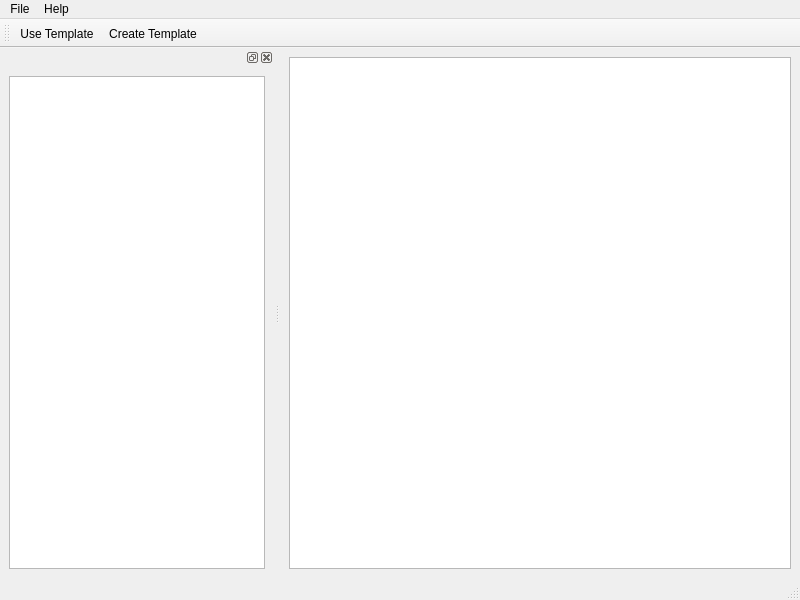
The window that mainwindow.ui (BlueQuartzSoftware/MetaForge) describes before a commit, drawn with Qt 5.
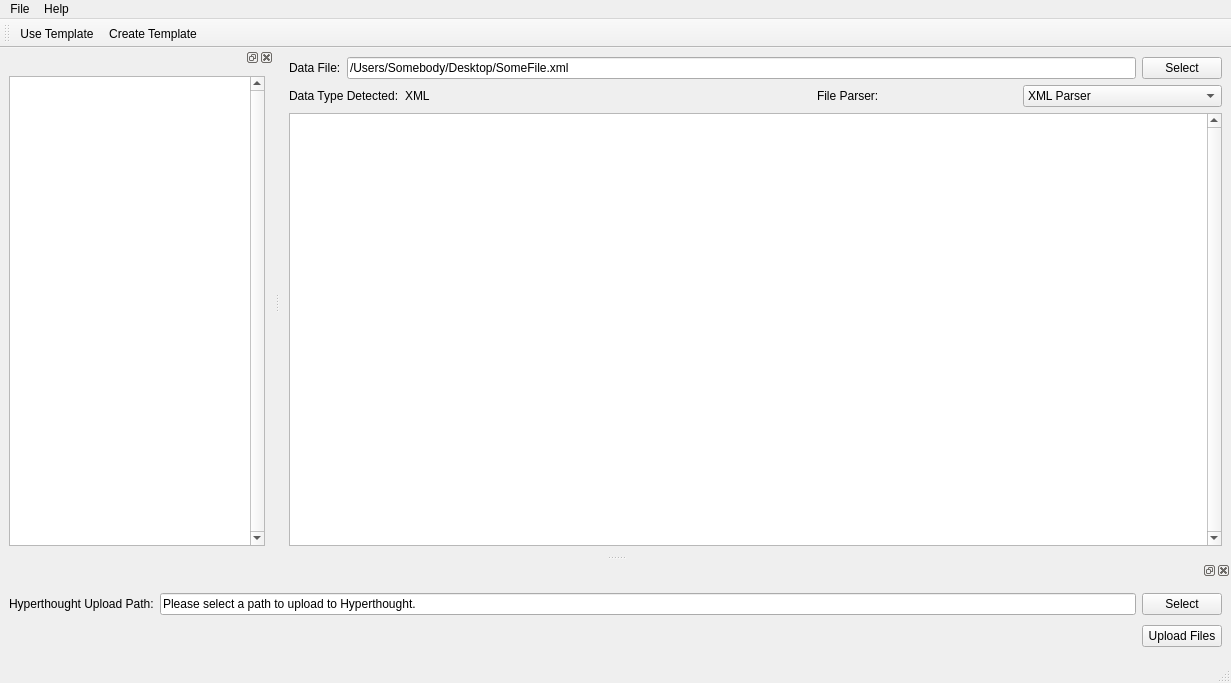
The same window after the commit.

Commit message: Populated the TableView with a TableModel and updated the Ui to look closer to specs.

What changed in the file:
```diff
--- a/mainwindow.ui
+++ b/mainwindow.ui
@@ -6,8 +6,8 @@
    <rect>
     <x>0</x>
     <y>0</y>
-    <width>800</width>
-    <height>600</height>
+    <width>1231</width>
+    <height>683</height>
    </rect>
   </property>
   <property name="windowTitle">
@@ -15,16 +15,98 @@
   </property>
   <widget class="QWidget" name="centralwidget">
    <layout class="QGridLayout" name="gridLayout">
-    <item row="0" column="0">
+    <item row="3" column="0">
      <widget class="QTableView" name="metadataTableView">
+      <property name="verticalScrollBarPolicy">
+       <enum>Qt::ScrollBarAlwaysOn</enum>
+      </property>
       <property name="alternatingRowColors">
        <bool>true</bool>
       </property>
       <attribute name="horizontalHeaderStretchLastSection">
-       <bool>true</bool>
+       <bool>false</bool>
       </attribute>
      </widget>
     </item>
+    <item row="0" column="0">
+     <layout class="QHBoxLayout" name="horizontalLayout_2">
+      <item>
+       <widget class="QLabel" name="dateFileLabel">
+        <property name="text">
+         <string>Data File:</string>
+        </property>
+       </widget>
+      </item>
+      <item>
+       <widget class="QLineEdit" name="datafileLineEdit">
+        <property name="text">
+         <string>/Users/Somebody/Desktop/SomeFile.xml </string>
+        </property>
+       </widget>
+      </item>
+      <item>
+       <widget class="QPushButton" name="dataFileSelect">
+        <property name="text">
+         <string>Select</string>
+        </property>
+       </widget>
+      </item>
+     </layout>
+    </item>
+    <item row="1" column="0">
+     <layout class="QHBoxLayout" name="horizontalLayout_3">
+      <item>
+       <widget class="QLabel" name="dataTypeLabel">
+        <property name="sizePolicy">
+         <sizepolicy hsizetype="Maximum" vsizetype="Preferred">
+          <horstretch>0</horstretch>
+          <verstretch>0</verstretch>
+         </sizepolicy>
+        </property>
+        <property name="text">
+         <string>Data Type Detected:</string>
+        </property>
+       </widget>
+      </item>
+      <item>
+       <widget class="QLabel" name="dataTypeText">
+        <property name="text">
+         <string>XML</string>
+        </property>
+       </widget>
+      </item>
+      <item>
+       <layout class="QHBoxLayout" name="horizontalLayout">
+        <item>
+         <widget class="QLabel" name="fileParserLabel">
+          <property name="text">
+           <string>File Parser:</string>
+          </property>
+         </widget>
+        </item>
+        <item>
+         <widget class="QComboBox" name="fileParserCombo">
+          <item>
+           <property name="text">
+            <string>XML Parser</string>
+           </property>
+          </item>
+          <item>
+           <property name="text">
+            <string>ANG Parser</string>
+           </property>
+          </item>
+          <item>
+           <property name="text">
+            <string>Custom Parser</string>
+           </property>
+          </item>
+         </widget>
+        </item>
+       </layout>
+      </item>
+     </layout>
+    </item>
    </layout>
   </widget>
   <widget class="QMenuBar" name="menubar">
@@ -32,7 +114,7 @@
     <rect>
      <x>0</x>
      <y>0</y>
-     <width>800</width>
+     <width>1231</width>
      <height>22</height>
     </rect>
    </property>
@@ -76,9 +158,56 @@
     <number>1</number>
    </attribute>
    <widget class="QWidget" name="dockWidgetContents">
+    <layout class="QGridLayout" name="gridLayout_3">
+     <item row="0" column="0">
+      <widget class="QTreeView" name="metadataTreeView">
+       <property name="verticalScrollBarPolicy">
+        <enum>Qt::ScrollBarAlwaysOn</enum>
+       </property>
+      </widget>
+     </item>
+    </layout>
+   </widget>
+  </widget>
+  <widget class="QDockWidget" name="dockWidget_3">
+   <property name="minimumSize">
+    <size>
+     <width>364</width>
+     <height>100</height>
+    </size>
+   </property>
+   <attribute name="dockWidgetArea">
+    <number>8</number>
+   </attribute>
+   <widget class="QWidget" name="dockWidgetContents_3">
     <layout class="QGridLayout" name="gridLayout_2">
      <item row="0" column="0">
-      <widget class="QTreeView" name="treeView"/>
+      <widget class="QLabel" name="hyperthoughtLabel">
+       <property name="text">
+        <string>Hyperthought Upload Path:</string>
+       </property>
+      </widget>
+     </item>
+     <item row="0" column="1">
+      <widget class="QLineEdit" name="hyperthoughtLineEdit">
+       <property name="text">
+        <string>Please select a path to upload to Hyperthought.</string>
+       </property>
+      </widget>
+     </item>
+     <item row="0" column="2">
+      <widget class="QPushButton" name="hyperthoughtSelectButton">
+       <property name="text">
+        <string>Select</string>
+       </property>
+      </widget>
+     </item>
+     <item row="1" column="2">
+      <widget class="QPushButton" name="hyperthoughtUploadButton">
+       <property name="text">
+        <string>Upload Files</string>
+       </property>
+      </widget>
      </item>
     </layout>
    </widget>
```
The commit also changes 4 other files.
